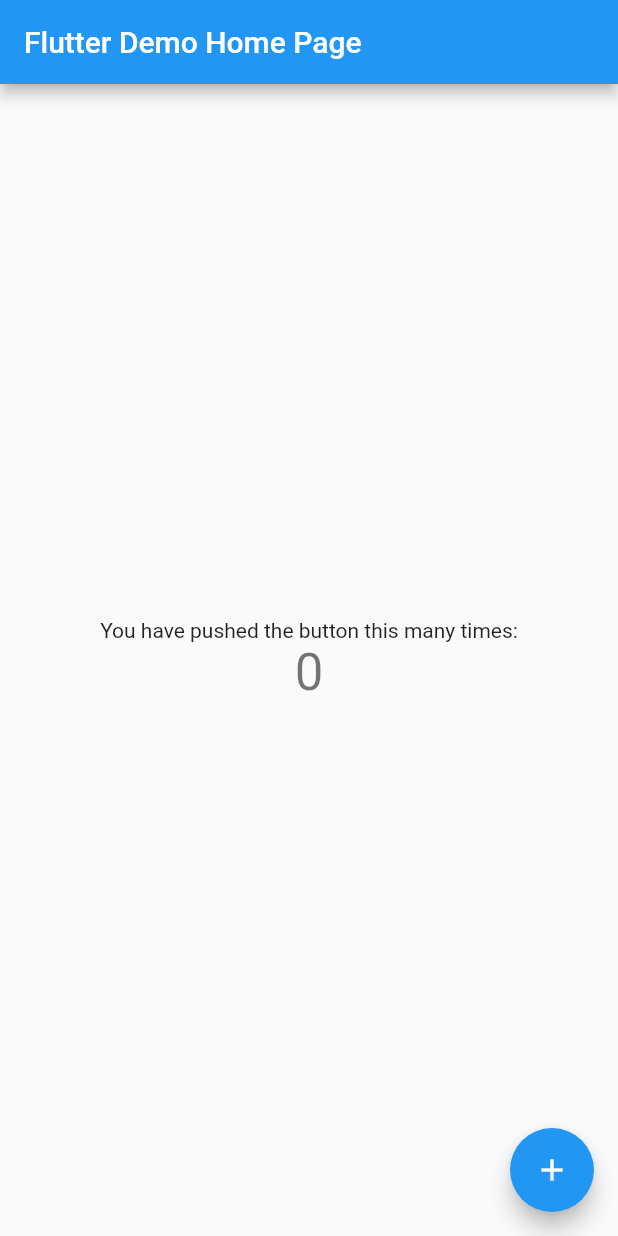
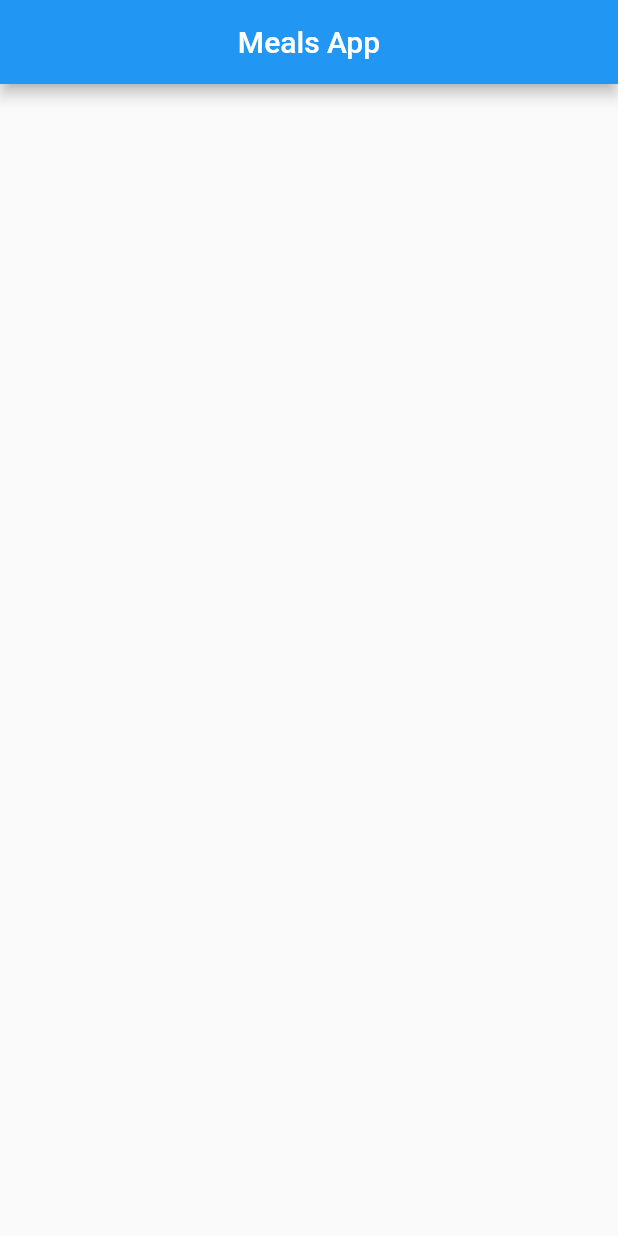
Before and after one commit to cecililu/Flutter_MealApp, a Flutter app: the screen it shows after launch, on a phone screen of 412 x 824 dp. Run offline on Flutter 3.47's test engine with Material 2 defaults, Android fonts, the phone set to English and light mode, and no system bars.

```diff
--- a/lib/main.dart
+++ b/lib/main.dart
@@ -24,14 +24,13 @@ class MyApp extends StatelessWidget {
         // is not restarted.
         primarySwatch: Colors.blue,
       ),
-      home: const MyHomePage(title: 'Flutter Demo Home Page'),
+      home: const MyHomePage(title: 'Meals App'),
     );
   }
 }
 
 class MyHomePage extends StatefulWidget {
   const MyHomePage({super.key, required this.title});
-
   // This widget is the home page of your application. It is stateful, meaning
   // that it has a State object (defined below) that contains fields that affect
   // how it looks.
@@ -70,46 +69,10 @@ class _MyHomePageState extends State<MyHomePage> {
     // fast, so that you can just rebuild anything that needs updating rather
     // than having to individually change instances of widgets.
     return Scaffold(
-      appBar: AppBar(
-        // Here we take the value from the MyHomePage object that was created by
-        // the App.build method, and use it to set our appbar title.
-        title: Text(widget.title),
+        appBar: AppBar(
+      title: Center(
+        child: Text(widget.title),
       ),
-      body: Center(
-        // Center is a layout widget. It takes a single child and positions it
-        // in the middle of the parent.
-        child: Column(
-          // Column is also a layout widget. It takes a list of children and
-          // arranges them vertically. By default, it sizes itself to fit its
-          // children horizontally, and tries to be as tall as its parent.
-          //
-          // Invoke "debug painting" (press "p" in the console, choose the
-          // "Toggle Debug Paint" action from the Flutter Inspector in Android
-          // Studio, or the "Toggle Debug Paint" command in Visual Studio Code)
-          // to see the wireframe for each widget.
-          //
-          // Column has various properties to control how it sizes itself and
-          // how it positions its children. Here we use mainAxisAlignment to
-          // center the children vertically; the main axis here is the vertical
-          // axis because Columns are vertical (the cross axis would be
-          // horizontal).
-          mainAxisAlignment: MainAxisAlignment.center,
-          children: <Widget>[
-            const Text(
-              'You have pushed the button this many times:',
-            ),
-            Text(
-              '$_counter',
-              style: Theme.of(context).textTheme.headline4,
-            ),
-          ],
-        ),
-      ),
-      floatingActionButton: FloatingActionButton(
-        onPressed: _incrementCounter,
-        tooltip: 'Increment',
-        child: const Icon(Icons.add),
-      ), // This trailing comma makes auto-formatting nicer for build methods.
-    );
+    ));
   }
 }
```
Also changed, not shown: lib/categories_screen.dart (added, +24 -0 lines), lib/models/category.dart (added, +11 -0 lines).
